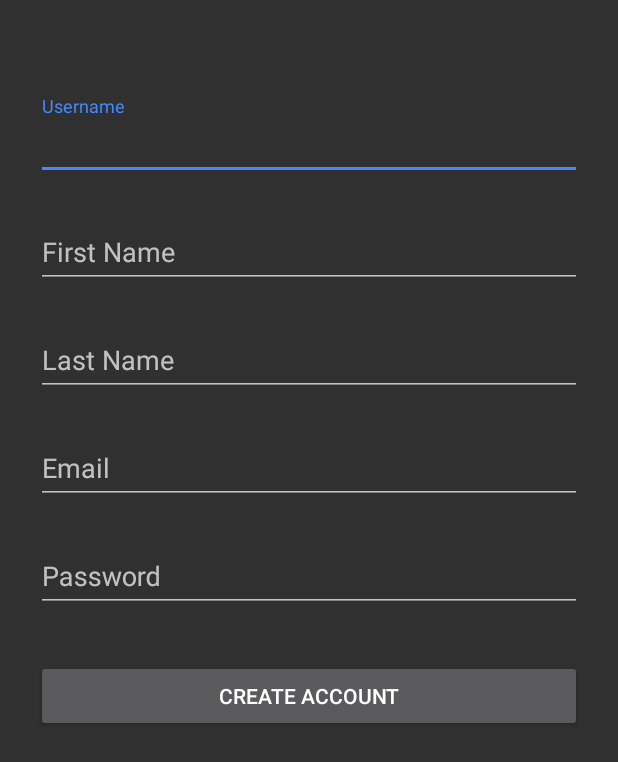
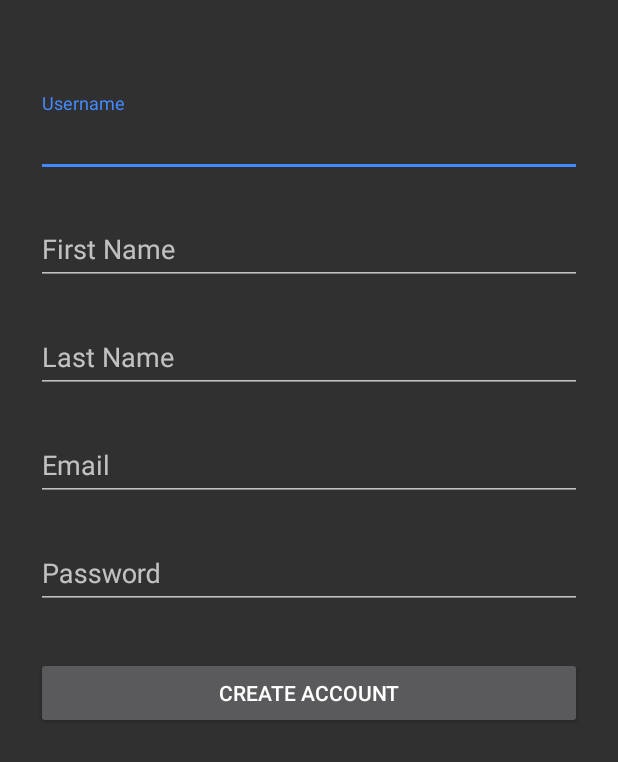
Before and after one commit to saurabhjn76/EventManager, an Android app: the RegisterActivity screen opened directly, with no data from a screen before it, on a phone screen of 412 x 824 dp. Shown: the top 762 px of the screen. Run offline under Robolectric (Android 15) with nearby library versions, the phone set to English and light mode, and no system bars; our stand-ins replace Firebase (no records; nobody signed in at launch, a user with empty details on screens opened directly), Volley; 1 statement that could not run was skipped.

Commit message:
Gui Changes

```diff
--- a/app/src/main/res/layout/activity_login.xml
+++ b/app/src/main/res/layout/activity_login.xml
@@ -31,7 +31,7 @@
             android:orientation="vertical"
             android:layout_width="match_parent"
             android:layout_height="wrap_content"
-            android:paddingTop="56dp"
+            android:paddingTop="54dp"
             android:paddingLeft="24dp"
             android:paddingRight="24dp"
             >
--- a/app/src/main/res/layout/activity_register.xml
+++ b/app/src/main/res/layout/activity_register.xml
@@ -9,7 +9,7 @@
         android:orientation="vertical"
         android:layout_width="match_parent"
         android:layout_height="wrap_content"
-        android:paddingTop="56dp"
+        android:paddingTop="54dp"
         android:paddingLeft="24dp"
         android:paddingRight="24dp">
 
```
